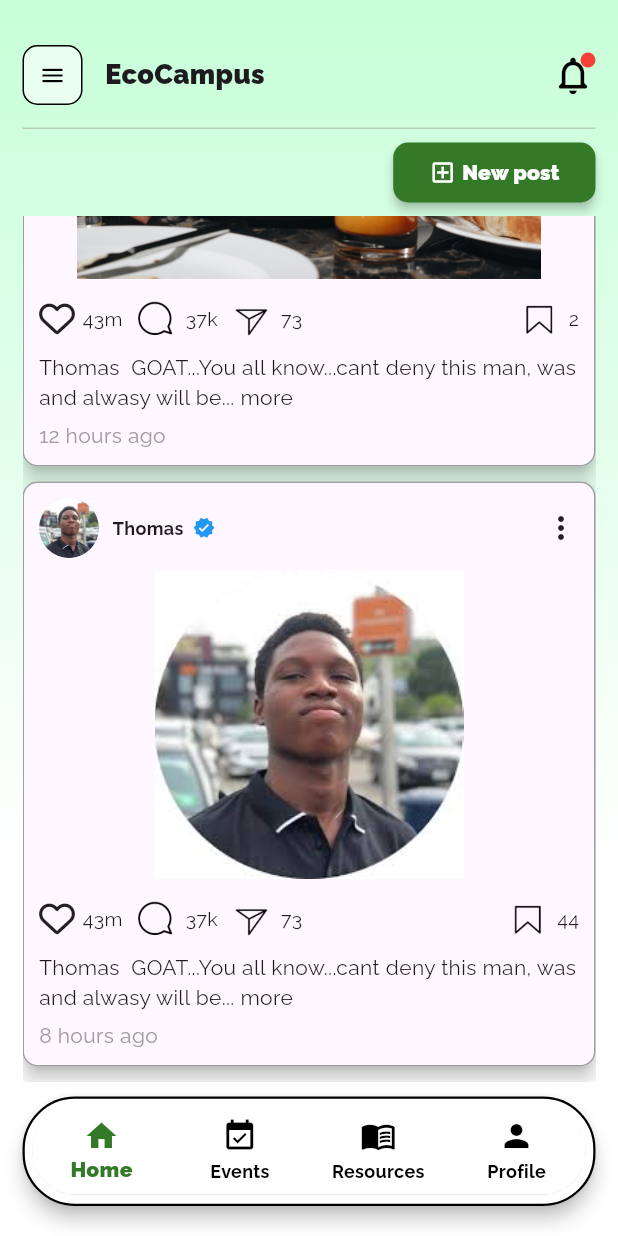
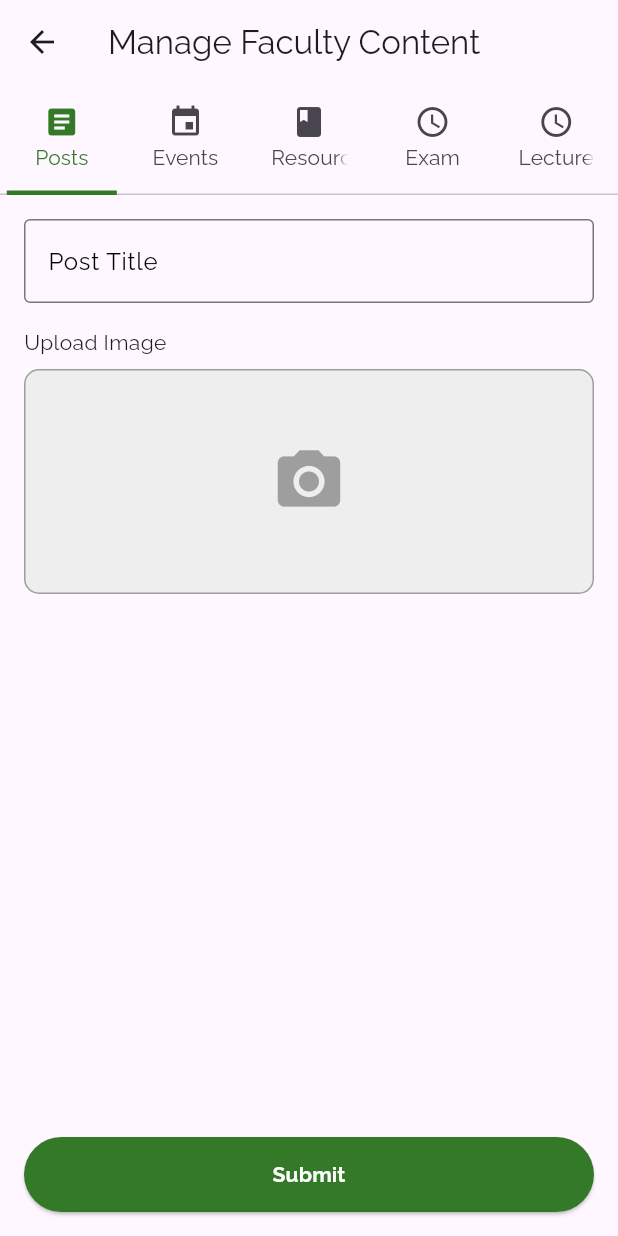
Before and after one commit to Agboola-Oyewole/Faculty-App, a Flutter app: the screen it shows after launch, scrolled down 223 dp, after a tap on "New post", on a phone screen of 412 x 824 dp. Run offline on Flutter 3.47's test engine with Material 3 defaults, Android fonts, the phone set to English and light mode, and no system bars; our stand-ins replace font_awesome_flutter, image_picker.

Commit message:
Add post_screen

```diff
--- /dev/null
+++ b/lib/content_create_screen.dart
@@ -0,0 +1,246 @@
+import 'dart:io';
+
+import 'package:flutter/material.dart';
+import 'package:image_picker/image_picker.dart';
+
+class CreateContentScreen extends StatefulWidget {
+  const CreateContentScreen({super.key});
+
+  @override
+  State<CreateContentScreen> createState() => _CreateContentScreenState();
+}
+
+class _CreateContentScreenState extends State<CreateContentScreen>
+    with SingleTickerProviderStateMixin {
+  late TabController _tabController;
+
+  // Separate GlobalKey for each tab to prevent duplicate errors
+  final List<GlobalKey<FormState>> _formKeys =
+      List.generate(5, (index) => GlobalKey<FormState>());
+
+  // Controllers for text inputs
+  final List<TextEditingController> _titleControllers =
+      List.generate(5, (index) => TextEditingController());
+
+  File? _image;
+  File? _document;
+  DateTime? _selectedDate;
+
+  @override
+  void initState() {
+    super.initState();
+    _tabController = TabController(length: 5, vsync: this);
+  }
+
+  Future<void> _pickImage() async {
+    final pickedFile =
+        await ImagePicker().pickImage(source: ImageSource.gallery);
+    if (pickedFile != null) {
+      setState(() {
+        _image = File(pickedFile.path);
+      });
+    }
+  }
+
+  Future<void> _pickDocument() async {
+    final pickedFile =
+        await ImagePicker().pickImage(source: ImageSource.gallery);
+    if (pickedFile != null) {
+      setState(() {
+        _document = File(pickedFile.path);
+      });
+    }
+  }
+
+  Future<void> _pickDate() async {
+    DateTime? pickedDate = await showDatePicker(
+      context: context,
+      initialDate: DateTime.now(),
+      firstDate: DateTime(2024),
+      lastDate: DateTime(2030),
+    );
+
+    if (pickedDate != null) {
+      setState(() {
+        _selectedDate = pickedDate;
+      });
+    }
+  }
+
+  void _submitForm() {
+    int activeTab = _tabController.index;
+    if (_formKeys[activeTab].currentState!.validate()) {
+      String title = _titleControllers[activeTab].text;
+
+      Map<String, dynamic> formData = {
+        "title": title,
+        "image": _image?.path,
+        "document": _document?.path,
+        "date": _selectedDate?.toIso8601String(),
+      };
+
+      print("Submitted Data for Tab ${activeTab}:");
+      print(formData);
+
+      ScaffoldMessenger.of(context).showSnackBar(
+        SnackBar(content: Text('Post submitted successfully!')),
+      );
+    }
+  }
+
+  @override
+  Widget build(BuildContext context) {
+    return Scaffold(
+      appBar: AppBar(
+        title: Text('Manage Faculty Content'),
+        bottom: TabBar(
+          controller: _tabController,
+          indicator: UnderlineTabIndicator(
+            borderSide: BorderSide(
+              color: Color(0xff347928),
+              width: 3.0,
+            ),
+            insets: EdgeInsets.symmetric(
+                horizontal: MediaQuery.of(context).size.width * 0.125),
+          ),
+          tabs: [
+            Tab(icon: Icon(Icons.article), text: "Posts"),
+            Tab(icon: Icon(Icons.event), text: "Events"),
+            Tab(icon: Icon(Icons.book), text: "Resources"),
+            Tab(icon: Icon(Icons.schedule), text: "Exam"),
+            Tab(icon: Icon(Icons.schedule), text: "Lecture"),
+          ],
+          labelStyle: TextStyle(color: Color(0xff347928)),
+        ),
+      ),
+      body: TabBarView(
+        controller: _tabController,
+        children: [
+          _buildForm(0, "Post Title", true, false, false),
+          _buildForm(1, "Event Title", true, false, true),
+          _buildForm(2, "Resource Title", false, true, false),
+          _buildForm(3, "Exam Schedule Title", false, true, true),
+          _buildForm(4, "Lecture Schedule Title", false, true, false),
+        ],
+      ),
+    );
+  }
+
+  Widget _buildForm(int index, String titleHint, bool allowImage,
+      bool allowDocument, bool allowDate) {
+    return Padding(
+      padding: EdgeInsets.all(16.0),
+      child: Form(
+        key: _formKeys[index], // Unique key for each tab
+        child: Column(
+          crossAxisAlignment: CrossAxisAlignment.start,
+          children: [
+            TextFormField(
+              controller: _titleControllers[index],
+              decoration: InputDecoration(
+                focusedBorder: OutlineInputBorder(
+                  borderRadius: BorderRadius.circular(15),
+                  borderSide: BorderSide(
+                    color: Color(0xff347928),
+                    width: 1.5,
+                  ),
+                ),
+                labelText: titleHint,
+                labelStyle: TextStyle(color: Colors.black),
+                border: OutlineInputBorder(),
+              ),
+              validator: (value) {
+                if (value == null || value.isEmpty) {
+                  return 'Please enter a title';
+                }
+                return null;
+              },
+            ),
+            SizedBox(height: 16),
+            if (allowImage) _buildImageUpload(),
+            if (allowDocument) _buildDocumentUpload(),
+            if (allowDate) _buildDatePicker(),
+            Spacer(),
+            ElevatedButton(
+              onPressed: _submitForm,
+              style: ElevatedButton.styleFrom(
+                backgroundColor: Color(0xff347928),
+                minimumSize: Size(double.infinity, 50),
+              ),
+              child: Text("Submit",
+                  style: TextStyle(
+                      color: Colors.white, fontWeight: FontWeight.bold)),
+            ),
+          ],
+        ),
+      ),
+    );
+  }
+
+  Widget _buildImageUpload() {
+    return Column(
+      crossAxisAlignment: CrossAxisAlignment.start,
+      children: [
+        Text("Upload Image"),
+        SizedBox(height: 8),
+        GestureDetector(
+          onTap: _pickImage,
+          child: Container(
+            height: 150,
+            width: double.infinity,
+            decoration: BoxDecoration(
+              border: Border.all(color: Colors.grey),
+              borderRadius: BorderRadius.circular(10),
+              color: Colors.grey[200],
+            ),
+            child: _image != null
+                ? Image.file(_image!, fit: BoxFit.cover)
+                : Icon(Icons.camera_alt, size: 50, color: Colors.grey),
+          ),
+        ),
+        SizedBox(height: 16),
+      ],
+    );
+  }
+
+  Widget _buildDocumentUpload() {
+    return Column(
+      crossAxisAlignment: CrossAxisAlignment.start,
+      children: [
+        Text("Upload Document"),
+        SizedBox(height: 8),
+        ElevatedButton.icon(
+          onPressed: _pickDocument,
+          icon: Icon(Icons.upload_file),
+          label: Text("Choose File"),
+        ),
+        if (_document != null) Text("File selected: ${_document!.path}"),
+        SizedBox(height: 16),
+      ],
+    );
+  }
+
+  Widget _buildDatePicker() {
+    return Column(
+      crossAxisAlignment: CrossAxisAlignment.start,
+      children: [
+        Text("Select Date"),
+        SizedBox(height: 8),
+        ElevatedButton.icon(
+          onPressed: _pickDate,
+          icon: Icon(
+            Icons.calendar_today,
+            color: Colors.black,
+          ),
+          label: Text(
+            _selectedDate == null
+                ? "Pick a Date"
+                : "${_selectedDate!.day}-${_selectedDate!.month}-${_selectedDate!.year}",
+            style: TextStyle(color: Colors.black),
+          ),
+        ),
+        SizedBox(height: 16),
+      ],
+    );
+  }
+}
--- a/lib/home_screen.dart
+++ b/lib/home_screen.dart
@@ -1,5 +1,7 @@
 import 'package:faculty_app/post_card.dart';
 import 'package:flutter/material.dart';
+
+import 'content_create_screen.dart';
 
 class HomeScreen extends StatefulWidget {
   const HomeScreen({super.key});
@@ -31,7 +33,7 @@ class _HomeScreenState extends State<HomeScreen> {
                       decoration: BoxDecoration(
                           color: Colors.white60,
                           borderRadius:
-                          const BorderRadius.all(Radius.circular(10.0)),
+                              const BorderRadius.all(Radius.circular(10.0)),
                           border: Border.all(color: Colors.black, width: 1)),
                       padding: const EdgeInsets.all(10.0),
                       child: const Icon(
@@ -100,7 +102,12 @@ class _HomeScreenState extends State<HomeScreen> {
             mainAxisAlignment: MainAxisAlignment.end,
             children: [
               ElevatedButton(
-                onPressed: () {},
+                onPressed: () {
+                  Navigator.push(
+                      context,
+                      MaterialPageRoute(
+                          builder: (context) => CreateContentScreen()));
+                },
                 style: ElevatedButton.styleFrom(
                   backgroundColor: Color(0xff347928),
                   elevation: 3,
@@ -139,7 +146,7 @@ class _HomeScreenState extends State<HomeScreen> {
                       userName: 'Thomas',
                       profilePic: 'assets/images/agboola.jpg',
                       caption:
-                      'GOAT...You all know...cant deny this man, was and alwasy will be',
+                          'GOAT...You all know...cant deny this man, was and alwasy will be',
                       commentCount: '37k',
                       image: 'assets/images/post_image.jpg',
                       likeCount: '43m',
@@ -151,7 +158,7 @@ class _HomeScreenState extends State<HomeScreen> {
                       userName: 'Thomas',
                       profilePic: 'assets/images/agboola.jpg',
                       caption:
-                      'GOAT...You all know...cant deny this man, was and alwasy will be',
+                          'GOAT...You all know...cant deny this man, was and alwasy will be',
                       commentCount: '37k',
                       image: 'assets/images/agboola.jpg',
                       likeCount: '43m',
--- a/pubspec.yaml
+++ b/pubspec.yaml
@@ -35,6 +35,7 @@ dependencies:
   # Use with the CupertinoIcons class for iOS style images.
   cupertino_icons: ^1.0.8
   font_awesome_flutter: ^10.7.0
+  image_picker: ^1.1.2
 
 dev_dependencies:
   flutter_test:
```
Also changed, not shown: pubspec.lock, 7 other files.
